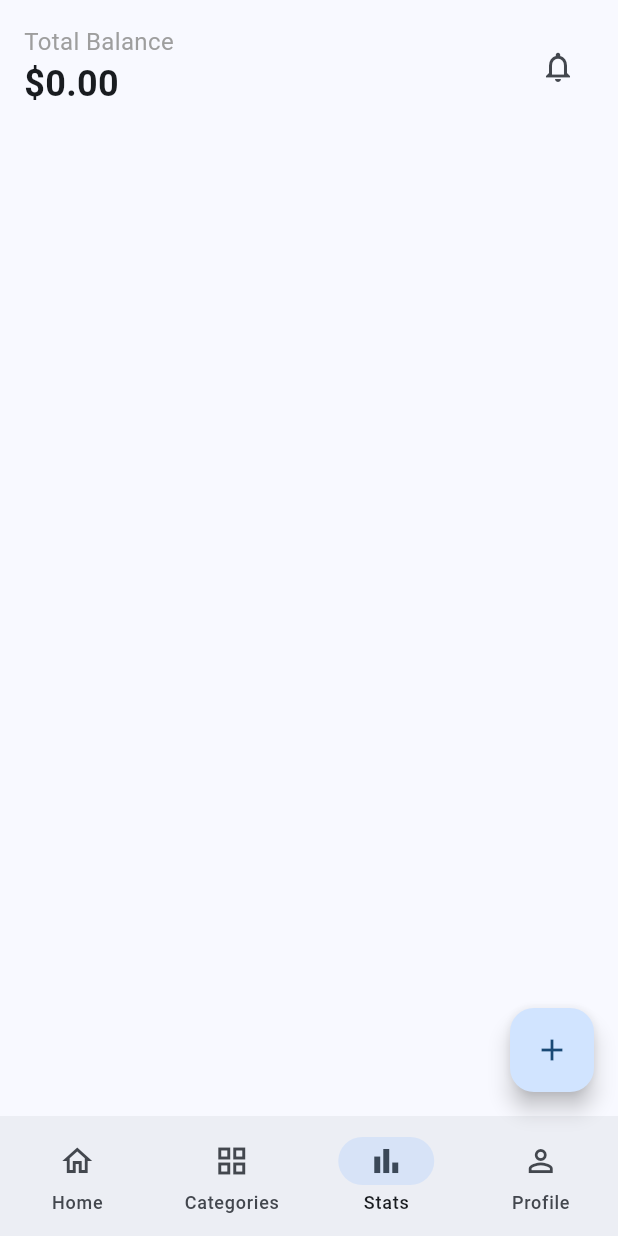
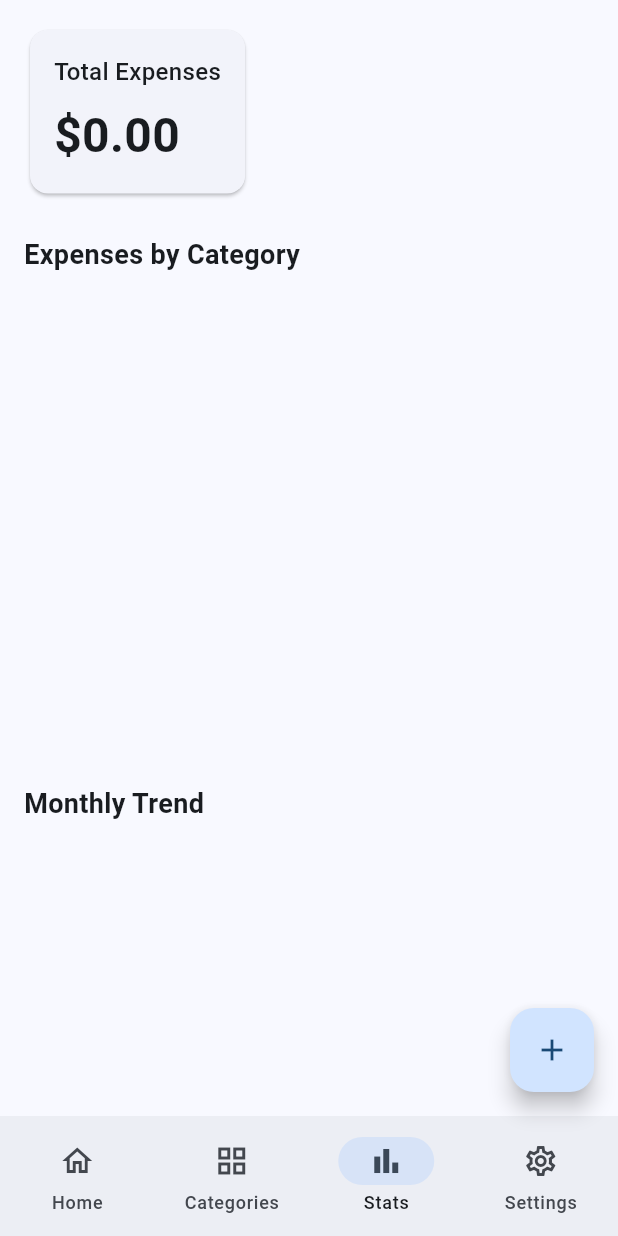
Before and after one commit to ivantrj/budget_mate, a Flutter app: the screen it shows after launch, item 3 of the bottom bar chosen, on a phone screen of 412 x 824 dp. Run offline on Flutter 3.47's test engine with Material 3 defaults, Android fonts, the phone set to English and light mode, and no system bars; drawn by our look-alikes of fl_chart; our stand-ins replace bloc, flutter_bloc; generated files the repository leaves out were written again.

Commit message:
add other screens

```diff
--- a/lib/blocs/expense_bloc.dart
+++ b/lib/blocs/expense_bloc.dart
@@ -7,6 +7,7 @@ class ExpenseBloc extends Bloc<ExpenseEvent, ExpenseState> {
   ExpenseBloc() : super(ExpenseInitial()) {
     on<LoadExpenses>(_onLoadExpenses);
     on<AddExpense>(_onAddExpense);
+    // on<ClearExpenses>(_onClearExpenses);
     on<DeleteExpense>(_onDeleteExpense);
   }
 
--- a/lib/blocs/expense_event.dart
+++ b/lib/blocs/expense_event.dart
@@ -1,6 +1,8 @@
 import 'package:flutter_coin/models/expense_model.dart';
 
 abstract class ExpenseEvent {}
+
+class ClearExpenses extends ExpenseEvent {}
 
 class AddExpense extends ExpenseEvent {
   AddExpense(this.expense);
--- /dev/null
+++ b/lib/screens/categories_screen.dart
@@ -0,0 +1,68 @@
+import 'package:flutter/material.dart';
+import 'package:flutter_bloc/flutter_bloc.dart';
+import 'package:flutter_coin/blocs/expense_bloc.dart';
+import 'package:flutter_coin/blocs/expense_state.dart';
+import 'package:flutter_coin/models/expense_model.dart';
+
+class CategoriesScreen extends StatelessWidget {
+  const CategoriesScreen({super.key});
+
+  @override
+  Widget build(BuildContext context) {
+    return BlocBuilder<ExpenseBloc, ExpenseState>(
+      builder: (context, state) {
+        if (state is ExpenseLoaded) {
+          final categoryTotals = _calculateCategoryTotals(state.expenses);
+
+          return ListView.builder(
+            padding: const EdgeInsets.all(16),
+            itemCount: ExpenseCategory.values.length,
+            itemBuilder: (context, index) {
+              final category = ExpenseCategory.values[index];
+              final total = categoryTotals[category] ?? 0.0;
+
+              return Card(
+                child: ListTile(
+                  leading: Icon(_getCategoryIcon(category)),
+                  title: Text(category.toString().split('.').last),
+                  trailing: Text(
+                    '\$${total.toStringAsFixed(2)}',
+                    style: const TextStyle(
+                      fontWeight: FontWeight.bold,
+                      fontSize: 16,
+                    ),
+                  ),
+                ),
+              );
+            },
+          );
+        }
+        return const Center(child: CircularProgressIndicator());
+      },
+    );
+  }
+
+  Map<ExpenseCategory, double> _calculateCategoryTotals(
+    List<Expense> expenses,
+  ) {
+    final totals = <ExpenseCategory, double>{};
+    for (final expense in expenses) {
+      totals[expense.category] =
+          (totals[expense.category] ?? 0.0) + expense.amount;
+    }
+    return totals;
+  }
+
+  IconData _getCategoryIcon(ExpenseCategory category) {
+    switch (category) {
+      case ExpenseCategory.shopping:
+        return Icons.shopping_bag;
+      case ExpenseCategory.gifts:
+        return Icons.card_giftcard;
+      case ExpenseCategory.food:
+        return Icons.restaurant;
+      default:
+        return Icons.attach_money;
+    }
+  }
+}
--- a/lib/screens/home_screen.dart
+++ b/lib/screens/home_screen.dart
@@ -2,9 +2,11 @@ import 'package:fl_chart/fl_chart.dart';
 import 'package:flutter/material.dart';
 import 'package:flutter_bloc/flutter_bloc.dart';
 import 'package:flutter_coin/blocs/expense_bloc.dart';
-import 'package:flutter_coin/blocs/expense_event.dart';
 import 'package:flutter_coin/blocs/expense_state.dart';
 import 'package:flutter_coin/models/expense_model.dart';
+import 'package:flutter_coin/screens/categories_screen.dart';
+import 'package:flutter_coin/screens/settings_screen.dart';
+import 'package:flutter_coin/screens/stats_screen.dart';
 import 'package:flutter_coin/widgets/expense_input_sheet.dart';
 
 class HomeScreen extends StatefulWidget {
@@ -59,9 +61,9 @@ class _HomeScreenState extends State<HomeScreen> {
             label: 'Stats',
           ),
           NavigationDestination(
-            icon: Icon(Icons.person_outline),
-            selectedIcon: Icon(Icons.person),
-            label: 'Profile',
+            icon: Icon(Icons.settings_outlined),
+            selectedIcon: Icon(Icons.settings),
+            label: 'Settings',
           ),
         ],
         selectedIndex: _selectedNavIndex,
@@ -75,7 +77,10 @@ class _HomeScreenState extends State<HomeScreen> {
         onPressed: () => _showAddExpenseSheet(context),
         child: const Icon(Icons.add),
       ),
-      body: SafeArea(
+      body: IndexedStack(
+        index: _selectedNavIndex,
+        children: [
+          SafeArea(
             child: Padding(
               padding: const EdgeInsets.all(16),
               child: BlocBuilder<ExpenseBloc, ExpenseState>(
@@ -95,6 +100,11 @@ class _HomeScreenState extends State<HomeScreen> {
                 },
               ),
             ),
+          ),
+          const CategoriesScreen(),
+          const StatsScreen(),
+          const SettingsScreen(),
+        ],
       ),
     );
   }
@@ -135,7 +145,7 @@ class _HomeScreenState extends State<HomeScreen> {
     if (expenses.isEmpty) return const SizedBox.shrink();
 
     // Group expenses by day
-    final Map<int, double> dailyExpenses = {};
+    final dailyExpenses = <int, double>{};
     for (final expense in expenses) {
       final day = expense.date.day;
       dailyExpenses[day] = (dailyExpenses[day] ?? 0) + expense.amount;
@@ -151,7 +161,6 @@ class _HomeScreenState extends State<HomeScreen> {
               1.2,
           barTouchData: BarTouchData(enabled: false),
           titlesData: FlTitlesData(
-            show: true,
             bottomTitles: AxisTitles(
               sideTitles: SideTitles(
                 showTitles: true,
@@ -160,15 +169,9 @@ class _HomeScreenState extends State<HomeScreen> {
                 },
               ),
             ),
-            leftTitles: const AxisTitles(
-              sideTitles: SideTitles(showTitles: false),
-            ),
-            topTitles: const AxisTitles(
-              sideTitles: SideTitles(showTitles: false),
-            ),
-            rightTitles: const AxisTitles(
-              sideTitles: SideTitles(showTitles: false),
-            ),
+            leftTitles: const AxisTitles(),
+            topTitles: const AxisTitles(),
+            rightTitles: const AxisTitles(),
           ),
           gridData: const FlGridData(show: false),
           borderData: FlBorderData(show: false),
--- /dev/null
+++ b/lib/screens/stats_screen.dart
@@ -0,0 +1,173 @@
+import 'package:fl_chart/fl_chart.dart';
+import 'package:flutter/material.dart';
+import 'package:flutter_bloc/flutter_bloc.dart';
+import 'package:flutter_coin/blocs/expense_bloc.dart';
+import 'package:flutter_coin/blocs/expense_state.dart';
+import 'package:flutter_coin/models/expense_model.dart';
+
+class StatsScreen extends StatelessWidget {
+  const StatsScreen({super.key});
+
+  @override
+  Widget build(BuildContext context) {
+    return BlocBuilder<ExpenseBloc, ExpenseState>(
+      builder: (context, state) {
+        if (state is ExpenseLoaded) {
+          return SingleChildScrollView(
+            padding: const EdgeInsets.all(16),
+            child: Column(
+              crossAxisAlignment: CrossAxisAlignment.start,
+              children: [
+                _buildTotalExpenses(state.expenses),
+                const SizedBox(height: 24),
+                _buildPieChart(state.expenses),
+                const SizedBox(height: 24),
+                _buildMonthlyTrend(state.expenses),
+              ],
+            ),
+          );
+        }
+        return const Center(child: CircularProgressIndicator());
+      },
+    );
+  }
+
+  Widget _buildTotalExpenses(List<Expense> expenses) {
+    final total = expenses.fold(0.0, (sum, expense) => sum + expense.amount);
+
+    return Card(
+      child: Padding(
+        padding: const EdgeInsets.all(16),
+        child: Column(
+          crossAxisAlignment: CrossAxisAlignment.start,
+          children: [
+            const Text(
+              'Total Expenses',
+              style: TextStyle(
+                fontSize: 16,
+                fontWeight: FontWeight.w500,
+              ),
+            ),
+            const SizedBox(height: 8),
+            Text(
+              '\$${total.toStringAsFixed(2)}',
+              style: const TextStyle(
+                fontSize: 32,
+                fontWeight: FontWeight.bold,
+              ),
+            ),
+          ],
+        ),
+      ),
+    );
+  }
+
+  Widget _buildPieChart(List<Expense> expenses) {
+    final categoryTotals = <ExpenseCategory, double>{};
+    for (final expense in expenses) {
+      categoryTotals[expense.category] =
+          (categoryTotals[expense.category] ?? 0.0) + expense.amount;
+    }
+
+    final sections = categoryTotals.entries.map((entry) {
+      final color = _getCategoryColor(entry.key);
+      return PieChartSectionData(
+        value: entry.value,
+        title:
+            '${entry.key.toString().split('.').last}\n${entry.value.toStringAsFixed(0)}',
+        color: color,
+        radius: 100,
+        titleStyle: const TextStyle(
+          fontSize: 12,
+          fontWeight: FontWeight.bold,
+          color: Colors.white,
+        ),
+      );
+    }).toList();
+
+    return Column(
+      crossAxisAlignment: CrossAxisAlignment.start,
+      children: [
+        const Text(
+          'Expenses by Category',
+          style: TextStyle(
+            fontSize: 18,
+            fontWeight: FontWeight.bold,
+          ),
+        ),
+        const SizedBox(height: 16),
+        SizedBox(
+          height: 300,
+          child: PieChart(
+            PieChartData(
+              sections: sections,
+              sectionsSpace: 2,
+              centerSpaceRadius: 0,
+            ),
+          ),
+        ),
+      ],
+    );
+  }
+
+  Widget _buildMonthlyTrend(List<Expense> expenses) {
+    final monthlyTotals = <int, double>{};
+    for (final expense in expenses) {
+      final month = expense.date.month;
+      monthlyTotals[month] = (monthlyTotals[month] ?? 0.0) + expense.amount;
+    }
+
+    return Column(
+      crossAxisAlignment: CrossAxisAlignment.start,
+      children: [
+        const Text(
+          'Monthly Trend',
+          style: TextStyle(
+            fontSize: 18,
+            fontWeight: FontWeight.bold,
+          ),
+        ),
+        const SizedBox(height: 16),
+        SizedBox(
+          height: 200,
+          child: LineChart(
+            LineChartData(
+              gridData: const FlGridData(show: false),
+              titlesData: const FlTitlesData(show: false),
+              borderData: FlBorderData(show: false),
+              lineBarsData: [
+                LineChartBarData(
+                  spots: monthlyTotals.entries
+                      .map((e) => FlSpot(e.key.toDouble(), e.value))
+                      .toList(),
+                  isCurved: true,
+                  color: Colors.blue,
+                  barWidth: 4,
+                  isStrokeCapRound: true,
+                  dotData: const FlDotData(show: true),
+                  belowBarData: BarAreaData(
+                    show: true,
+                    color: Colors.blue.withOpacity(0.2),
+                  ),
+                ),
+              ],
+            ),
+          ),
+        ),
+      ],
+    );
+  }
+
+  Color _getCategoryColor(ExpenseCategory category) {
+    switch (category) {
+      case ExpenseCategory.shopping:
+        return Colors.blue;
+      case ExpenseCategory.gifts:
+        return Colors.purple;
+      case ExpenseCategory.food:
+        return Colors.orange;
+      default:
+        return Colors.grey;
+    }
+  }
+}
```
Also changed, not shown: lib/screens/settings_screen.dart (added, +98 -0 lines). Lines whose indentation alone changed are shown as unchanged.
